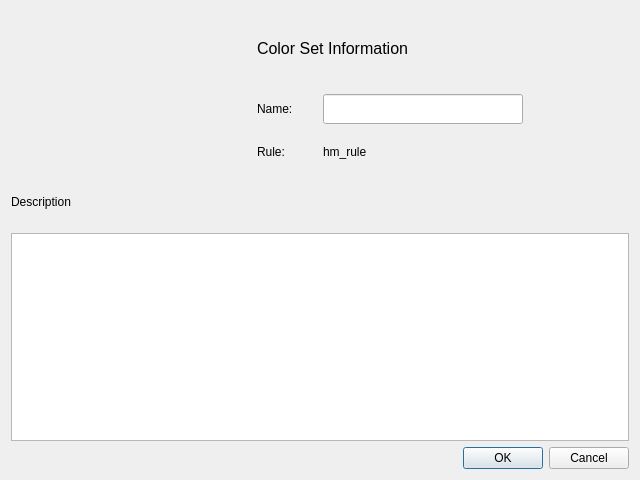
Old version of the form src/main/python/cguis/design/info_dialog.ui in the repository insad/DigitalPalette.
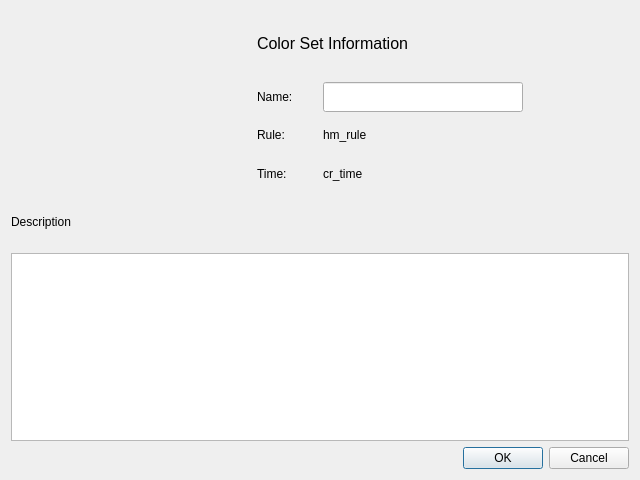
New version of the form.

```diff
--- a/src/main/python/cguis/design/info_dialog.ui
+++ b/src/main/python/cguis/design/info_dialog.ui
@@ -14,18 +14,18 @@
    <string notr="true">Dialog</string>
   </property>
   <layout class="QGridLayout" name="gridLayout">
-   <item row="0" column="0" rowspan="3">
+   <item row="0" column="0" rowspan="4">
     <widget class="QWidget" name="colors" native="true">
      <property name="minimumSize">
       <size>
        <width>240</width>
-       <height>160</height>
+       <height>180</height>
       </size>
      </property>
      <property name="maximumSize">
       <size>
        <width>240</width>
-       <height>160</height>
+       <height>180</height>
       </size>
      </property>
     </widget>
@@ -125,13 +125,13 @@
     <widget class="QLabel" name="hm_rule_label">
      <property name="minimumSize">
       <size>
-       <width>150</width>
+       <width>200</width>
        <height>30</height>
       </size>
      </property>
      <property name="maximumSize">
       <size>
-       <width>150</width>
+       <width>200</width>
        <height>30</height>
       </size>
      </property>
@@ -140,7 +140,45 @@
      </property>
     </widget>
    </item>
-   <item row="3" column="0">
+   <item row="3" column="1">
+    <widget class="QLabel" name="time_label">
+     <property name="minimumSize">
+      <size>
+       <width>60</width>
+       <height>30</height>
+      </size>
+     </property>
+     <property name="maximumSize">
+      <size>
+       <width>60</width>
+       <height>30</height>
+      </size>
+     </property>
+     <property name="text">
+      <string>Time:</string>
+     </property>
+    </widget>
+   </item>
+   <item row="3" column="2">
+    <widget class="QLabel" name="cr_time_label">
+     <property name="minimumSize">
+      <size>
+       <width>200</width>
+       <height>30</height>
+      </size>
+     </property>
+     <property name="maximumSize">
+      <size>
+       <width>200</width>
+       <height>30</height>
+      </size>
+     </property>
+     <property name="text">
+      <string notr="true">cr_time</string>
+     </property>
+    </widget>
+   </item>
+   <item row="4" column="0">
     <widget class="QLabel" name="desc_label">
      <property name="minimumSize">
       <size>
@@ -159,10 +197,10 @@
      </property>
     </widget>
    </item>
-   <item row="4" column="0" colspan="4">
-    <widget class="QTextEdit" name="desc_tedit"/>
-   </item>
    <item row="5" column="0" colspan="4">
+    <widget class="QTextEdit" name="desc_tedit"/>
+   </item>
+   <item row="6" column="0" colspan="4">
     <widget class="QDialogButtonBox" name="buttonBox">
      <property name="orientation">
       <enum>Qt::Horizontal</enum>
```
Left out of the diff: 2 changed lines with no effect on the pictures.
